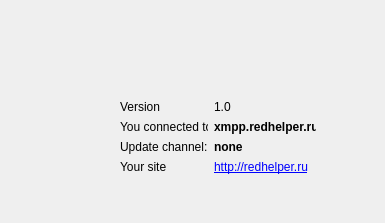
The window that Desktop/aboutwindow.ui (antofik/RedHelper) describes before a commit, drawn with Qt 5.
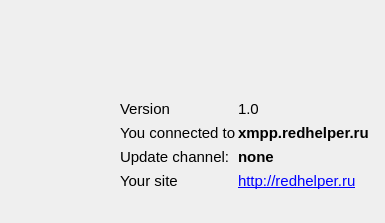
The same window after the commit. Icons and pictures are not drawn.

What changed in the file:
```diff
--- a/Desktop/aboutwindow.ui
+++ b/Desktop/aboutwindow.ui
@@ -10,6 +10,11 @@
     <height>223</height>
    </rect>
   </property>
+  <property name="font">
+   <font>
+    <pointsize>11</pointsize>
+   </font>
+  </property>
   <property name="windowTitle">
    <string>Form</string>
   </property>
@@ -38,11 +43,26 @@
     <rect>
      <x>120</x>
      <y>100</y>
-     <width>196</width>
-     <height>80</height>
+     <width>261</width>
+     <height>90</height>
     </rect>
    </property>
    <layout class="QFormLayout" name="formLayout">
+    <property name="rowWrapPolicy">
+     <enum>QFormLayout::WrapLongRows</enum>
+    </property>
+    <property name="labelAlignment">
+     <set>Qt::AlignLeading|Qt::AlignLeft|Qt::AlignVCenter</set>
+    </property>
+    <property name="formAlignment">
+     <set>Qt::AlignLeading|Qt::AlignLeft|Qt::AlignTop</set>
+    </property>
+    <property name="horizontalSpacing">
+     <number>2</number>
+    </property>
+    <property name="verticalSpacing">
+     <number>-1</number>
+    </property>
     <item row="0" column="0">
      <widget class="QLabel" name="label_2">
       <property name="text">
```
